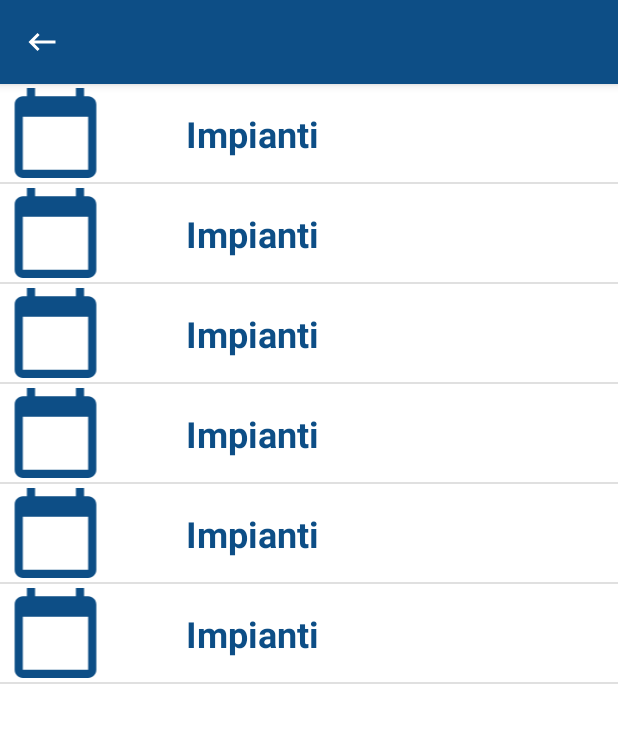
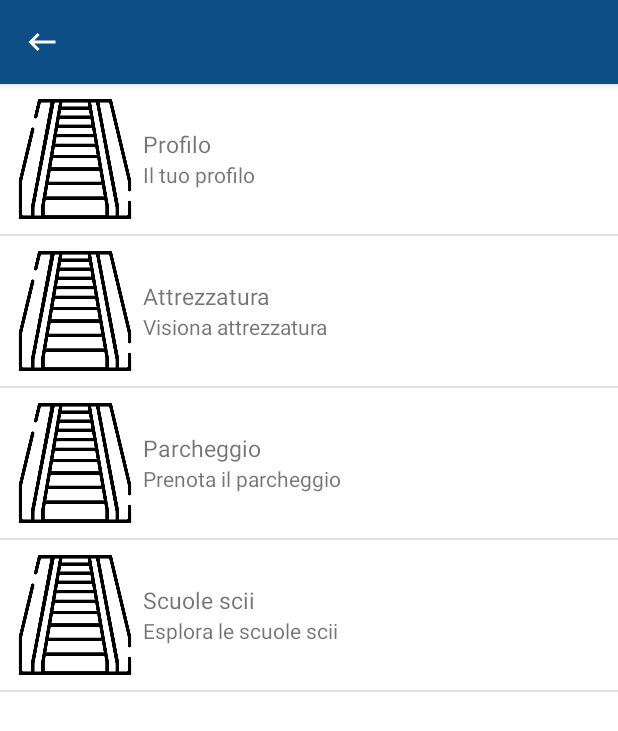
Before and after one commit to Luca-Marcianesi/App_SarnanoNeve-Kotlin, an Android app: the screen it shows after launch (SchermataOpzioniActivity before the commit, SceltaOpzione after it), after a tap on an icon or button, on a phone screen of 412 x 824 dp. Shown: the top 731 px of the screen. Run offline under Robolectric (Android 15) with nearby library versions, the phone set to English and light mode, and no system bars.

Commit message:
Configurazione e activity delle opzioni nella lista opzioni

```diff
--- a/app/src/main/java/com/example/myapplication/MainActivity.kt
+++ b/app/src/main/java/com/example/myapplication/MainActivity.kt
@@ -9,6 +9,7 @@ import android.view.View
 import androidx.fragment.app.FragmentContainer
 import com.example.myapplication.Eventi.EventiActivity
 import com.example.myapplication.Mappa.MappaActivity
+import com.example.myapplication.Opzioni.SceltaOpzione
 import com.example.myapplication.Shop.ShopActivity
 import com.example.myapplication.WebCam.WebCamFragment
 import com.example.myapplication.databinding.ActivityMainBinding
@@ -35,7 +36,7 @@ class MainActivity : AppCompatActivity() {
 
     private fun setUpTopBar() {
         findViewById<MaterialToolbar>(R.id.topAppBar).setOnClickListener {
-            val intent = Intent(this, SchermataOpzioniActivity::class.java)
+            val intent = Intent(this, SceltaOpzione::class.java)
             startActivity(intent)
         }
     }
--- /dev/null
+++ b/app/src/main/java/com/example/myapplication/Opzioni/OpzioniAdapter.kt
@@ -0,0 +1,35 @@
+package com.example.myapplication.Opzioni
+
+import android.content.Context
+import android.view.LayoutInflater
+import android.view.View
+import android.view.ViewGroup
+import android.widget.ArrayAdapter
+import android.widget.ImageView
+import android.widget.TextView
+import com.example.myapplication.R
+
+class OpzioniAdapter (var mCtx: Context, var resource:Int, var items:List<OpzioniModel>)
+    :ArrayAdapter<OpzioniModel>(mCtx, resource, items) {
+
+    override fun getView(position: Int, convertView: View?, parent: ViewGroup): View {
+
+         val layoutInflater: LayoutInflater = LayoutInflater.from(mCtx)
+
+         val view:View = layoutInflater.inflate(resource, null)
+
+         val imageView: ImageView = view.findViewById(R.id.iconopzione)
+         val textView:TextView = view.findViewById(R.id.titolopzione)
+         val textView1:TextView = view.findViewById(R.id.descrizioneopzione)
+
+         val mItems:OpzioniModel = items[position]
+         imageView.setImageDrawable(mCtx.resources.getDrawable(mItems.immagine))
+         textView.text = mItems.titolo
+         textView1.text = mItems.descrizione
+
+         return view
+
+
+     }
+
+}
--- /dev/null
+++ b/app/src/main/java/com/example/myapplication/Opzioni/OpzioniModel.kt
@@ -0,0 +1,4 @@
+package com.example.myapplication.Opzioni
+
+class OpzioniModel (val titolo:String, val descrizione:String, val immagine:Int){
+}
--- /dev/null
+++ b/app/src/main/java/com/example/myapplication/Opzioni/SceltaOpzione.kt
@@ -0,0 +1,42 @@
+package com.example.myapplication.Opzioni
+
+import android.content.Intent
+import android.os.Bundle
+import android.view.View
+import android.widget.*
+import androidx.appcompat.app.AppCompatActivity
+import com.example.myapplication.R
+import com.google.android.material.appbar.MaterialToolbar
+
+class SceltaOpzione : AppCompatActivity() {
+    override fun onCreate(savedInstanceState: Bundle?) {
+        super.onCreate(savedInstanceState)
+        setContentView(R.layout.layout_schermata_opzioni)
+
+        val topbar = findViewById<MaterialToolbar>(R.id.topAppBarOpzioni)
+        topbar.setOnClickListener{
+            finishActivity(1)
+        }
+
+        val listview = findViewById<ListView>(R.id.listView)
+
+        val list = mutableListOf<OpzioniModel>()
+        list.add(OpzioniModel("Profilo", "Il tuo profilo", R.drawable.tapis_roulant))
+        list.add(OpzioniModel("Attrezzatura", "Visiona attrezzatura", R.drawable.tapis_roulant))
+        list.add(OpzioniModel("Parcheggio", "Prenota il parcheggio", R.drawable.tapis_roulant))
+        list.add(OpzioniModel("Scuole scii", "Esplora le scuole scii", R.drawable.tapis_roulant))
+
+        listview.adapter = OpzioniAdapter(this, R.layout.layout_opzione_singola, list)
+
+        listview.setOnItemClickListener { parent, view: View, position:Int, id:Long ->
+            if(position==0) {
+                val intent = Intent(this, ProfiloActivity::class.java)
+                startActivity(intent)
+            } else if(position==1) {
+                val intent = Intent(this, AttrezzaturaActivity::class.java)
+                startActivity(intent)
+            }
+
+        }
+    }
+}
--- a/app/src/main/java/com/example/myapplication/schermataOpzioni/SchermataOpzioniActivity.kt
+++ b/app/src/main/java/com/example/myapplication/schermataOpzioni/SchermataOpzioniActivity.kt
@@ -16,15 +16,9 @@ class SchermataOpzioniActivity : AppCompatActivity() {
 
     override fun onCreate(savedInstanceState: Bundle?) {
         super.onCreate(savedInstanceState)
-        setContentView(R.layout.layout_schermata_opzioni)
-        val lista = findViewById<ListView>(R.id.listView)
+        /**val lista = findViewById<ListView>(R.id.listView)*/
 
-
-        val topbar = findViewById<MaterialToolbar>(R.id.topAppBarOpzioni)
-        topbar.setOnClickListener{
-            finishActivity(1)
-
-        }
+        /**
         val arrayImmagini = intArrayOf(
             R.drawable.ic_baseline_calendar_today_24,
             R.drawable.ic_baseline_calendar_today_24,
@@ -35,12 +29,12 @@ class SchermataOpzioniActivity : AppCompatActivity() {
         )
 
         val arrayTesto = arrayOf(
-            getString(R.string.Impianti),
-            getString(R.string.Impianti),
-            getString(R.string.Impianti),
-            getString(R.string.Impianti),
-            getString(R.string.Impianti),
-            getString(R.string.Impianti)
+            getString(R.string.Profilo),
+            getString(R.string.Scuole_scii),
+            getString(R.string.Parcheggio),
+            getString(R.string.Noleggio_attrezzatura),
+            getString(R.string.Informazioni),
+            getString(R.string.Soccorso_piste)
         )
 
         arrayInfo = ArrayList()
@@ -49,8 +43,11 @@ class SchermataOpzioniActivity : AppCompatActivity() {
             val info = InfoClass(arrayImmagini[i], arrayTesto[i])
             arrayInfo.add(info)
         }
-        lista.isClickable = true
+
+
+
         lista.adapter = ListAdapter(this, arrayInfo)
+         **/
 
     }
 }
--- /dev/null
+++ b/app/src/main/res/layout/layout_opzione_singola.xml
@@ -0,0 +1,33 @@
+<?xml version="1.0" encoding="utf-8"?>
+<LinearLayout
+    xmlns:android="http://schemas.android.com/apk/res/android"
+    android:layout_width="match_parent"
+    android:layout_height="match_parent"
+    android:orientation="horizontal"
+    android:padding="10dp">
+
+    <ImageView
+        android:id="@+id/iconopzione"
+        android:layout_width="80dp"
+        android:layout_height="80dp" />
+    <LinearLayout
+        android:layout_margin="5dp"
+        android:layout_gravity="center"
+        android:layout_width="match_parent"
+        android:layout_height="wrap_content"
+        android:orientation="vertical">
+        <TextView
+            android:id="@+id/titolopzione"
+            android:text="Titolo"
+            android:textSize="15sp"
+            android:layout_width="match_parent"
+            android:layout_height="wrap_content" />
+        <TextView
+            android:id="@+id/descrizioneopzione"
+            android:text="Descrizione"
+            android:layout_width="match_parent"
+            android:layout_height="wrap_content" />
+
+    </LinearLayout>
+
+</LinearLayout>
--- a/app/src/main/res/layout/layout_schermata_opzioni.xml
+++ b/app/src/main/res/layout/layout_schermata_opzioni.xml
@@ -1,10 +1,11 @@
 <?xml version="1.0" encoding="utf-8"?>
-<androidx.constraintlayout.widget.ConstraintLayout xmlns:android="http://schemas.android.com/apk/res/android"
-
+<LinearLayout
+    xmlns:android="http://schemas.android.com/apk/res/android"
     xmlns:app="http://schemas.android.com/apk/res-auto"
     xmlns:tools="http://schemas.android.com/tools"
     android:layout_width="match_parent"
-    android:layout_height="match_parent">
+    android:layout_height="match_parent"
+    android:orientation="vertical">
 
     <com.google.android.material.appbar.AppBarLayout
         android:id="@+id/appBarLayout"
@@ -19,6 +20,7 @@
             android:layout_height="?attr/actionBarSize"
             app:menu="@menu/top_bar"
             app:navigationIcon="@drawable/ic_baseline_keyboard_backspace_24"
+            tools:context=".MainActivity"
             />
 
     </com.google.android.material.appbar.AppBarLayout>
@@ -26,12 +28,12 @@
 
     <ListView
         android:id="@+id/listView"
-        android:layout_width="0dp"
-        android:layout_height="0dp"
+        android:layout_width="match_parent"
+        android:layout_height="match_parent"
         app:layout_constraintBottom_toBottomOf="parent"
         app:layout_constraintEnd_toEndOf="parent"
         app:layout_constraintHorizontal_bias="0.0"
         app:layout_constraintStart_toStartOf="parent"
         app:layout_constraintTop_toBottomOf="@+id/appBarLayout" />
 
-</androidx.constraintlayout.widget.ConstraintLayout>
+</LinearLayout>
```
Also changed, not shown: app/src/main/AndroidManifest.xml (+27 -1 lines), app/src/main/java/com/example/myapplication/Opzioni/AttrezzaturaActivity.kt (added, +12 -0 lines), app/src/main/java/com/example/myapplication/Opzioni/ProfiloActivity.kt (added, +12 -0 lines), app/src/main/res/drawable-anydpi/ic_action_name.xml (added, +11 -0 lines), app/src/main/res/layout/activity_attrezzatura.xml (added, +19 -0 lines), app/src/main/res/layout/activity_profilo.xml (added, +54 -0 lines), app/src/main/res/values/strings.xml (+7 -0 lines), app/src/main/res/drawable-hdpi/ic_action_name.png (added), app/src/main/res/drawable-mdpi/ic_action_name.png (added), app/src/main/res/drawable-xhdpi/ic_action_name.png (added), app/src/main/res/drawable-xxhdpi/ic_action_name.png (added).
